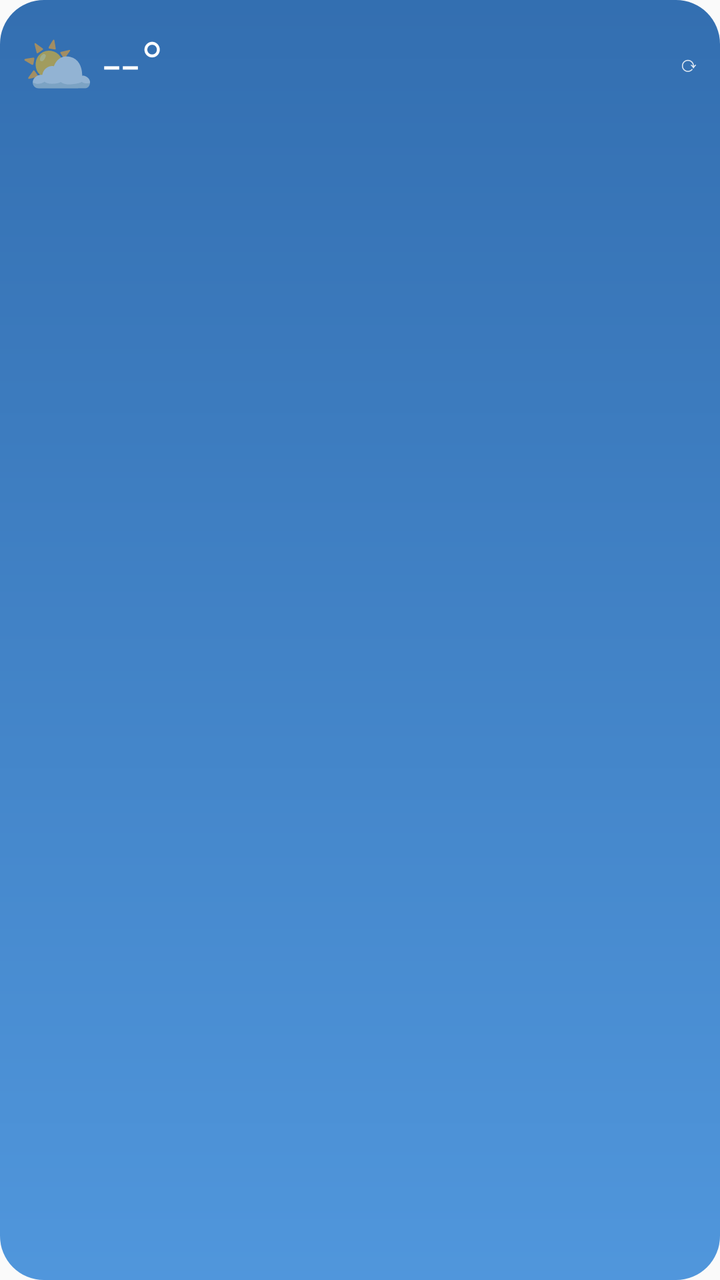
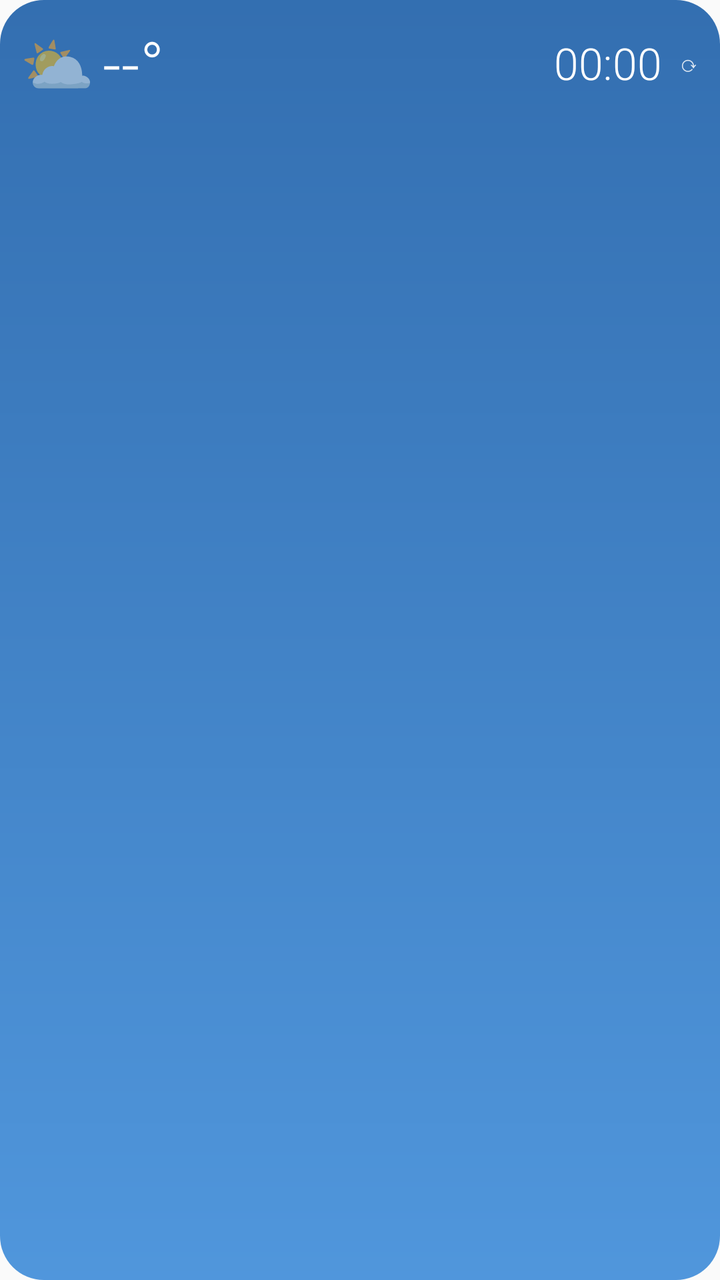

Screens rendered from an Android XML layout before and after an edit, with the pre-edit source and the edit as a unified diff.
<!-- AndroidManifest.xml: application theme android:Theme.Material.Light.NoActionBar -->
<!-- res/layout/widget_small.xml -->
<?xml version="1.0" encoding="utf-8"?>
<LinearLayout xmlns:android="http://schemas.android.com/apk/res/android"
    android:id="@+id/root"
    android:layout_width="match_parent"
    android:layout_height="match_parent"
    android:background="@drawable/widget_bg"
    android:orientation="vertical"
    android:padding="10dp">

    <LinearLayout
        android:layout_width="match_parent"
        android:layout_height="wrap_content"
        android:gravity="center_vertical"
        android:orientation="horizontal">
        <TextView android:id="@+id/icon" android:layout_width="wrap_content" android:layout_height="wrap_content" android:textSize="30sp" android:text="⛅" />
        <TextView android:id="@+id/temp" android:layout_width="wrap_content" android:layout_height="wrap_content" android:layout_marginStart="4dp" android:fontFamily="sans-serif-light" android:textColor="#FFFFFF" android:textSize="32sp" android:text="--°" />
        <TextView android:id="@+id/refresh" style="@style/WSmall" android:layout_width="0dp" android:layout_weight="1" android:gravity="end" android:text="⟳" />
    </LinearLayout>
    <TextView android:id="@+id/wind" style="@style/WText" android:textStyle="bold" android:text="" />
    <TextView android:id="@+id/rain" style="@style/WSmall" android:ellipsize="end" android:text="" />
</LinearLayout>
<!-- resources referenced by this layout -->
<resources>
  <!-- drawable widget_bg (drawable) -->
  <?xml version="1.0" encoding="utf-8"?>
  <shape xmlns:android="http://schemas.android.com/apk/res/android" android:shape="rectangle">
      <gradient android:angle="300" android:startColor="#E61D5FA8" android:endColor="#E63D8BD8" />
      <corners android:radius="22dp" />
  </shape>
  <style name="WSmall" parent="WText">
          <item name="android:textColor">#D9FFFFFF</item>
          <item name="android:textSize">11sp</item>
      </style>
  <style name="WText">
          <item name="android:layout_width">wrap_content</item>
          <item name="android:layout_height">wrap_content</item>
          <item name="android:textColor">#FFFFFF</item>
          <item name="android:textSize">13sp</item>
          <item name="android:maxLines">1</item>
      </style>
</resources>

<!-- the commit's change to res/layout/widget_small.xml (unified diff, before → after) -->
@@ -1,11 +1,25 @@
 <?xml version="1.0" encoding="utf-8"?>
-<LinearLayout xmlns:android="http://schemas.android.com/apk/res/android"
+<FrameLayout xmlns:android="http://schemas.android.com/apk/res/android"
     android:id="@+id/root"
     android:layout_width="match_parent"
+    android:layout_height="match_parent">
+
+    
+    <ImageView
+        android:id="@+id/bg"
+        android:layout_width="match_parent"
+        android:layout_height="match_parent"
+        android:contentDescription="@null"
+        android:scaleType="fitXY"
+        android:src="@drawable/widget_bg" />
+
+<LinearLayout
+    android:id="@+id/content"
+    android:layout_width="match_parent"
     android:layout_height="match_parent"
-    android:background="@drawable/widget_bg"
     android:orientation="vertical"
     android:padding="10dp">
+
 
     <LinearLayout
         android:layout_width="match_parent"
@@ -14,8 +28,10 @@
         android:orientation="horizontal">
         <TextView android:id="@+id/icon" android:layout_width="wrap_content" android:layout_height="wrap_content" android:textSize="30sp" android:text="⛅" />
         <TextView android:id="@+id/temp" android:layout_width="wrap_content" android:layout_height="wrap_content" android:layout_marginStart="4dp" android:fontFamily="sans-serif-light" android:textColor="#FFFFFF" android:textSize="32sp" android:text="--°" />
-        <TextView android:id="@+id/refresh" style="@style/WSmall" android:layout_width="0dp" android:layout_weight="1" android:gravity="end" android:text="⟳" />
+        <TextClock android:id="@+id/clock_small" style="@style/WText" android:layout_width="0dp" android:layout_weight="1" android:gravity="end" android:fontFamily="sans-serif-light" android:textSize="22sp" android:format12Hour="HH:mm" android:format24Hour="HH:mm" />
+        <TextView android:id="@+id/refresh" style="@style/WSmall" android:paddingStart="8dp" android:text="⟳" />
     </LinearLayout>
     <TextView android:id="@+id/wind" style="@style/WText" android:textStyle="bold" android:text="" />
     <TextView android:id="@+id/rain" style="@style/WSmall" android:ellipsize="end" android:text="" />
 </LinearLayout>
+</FrameLayout>
